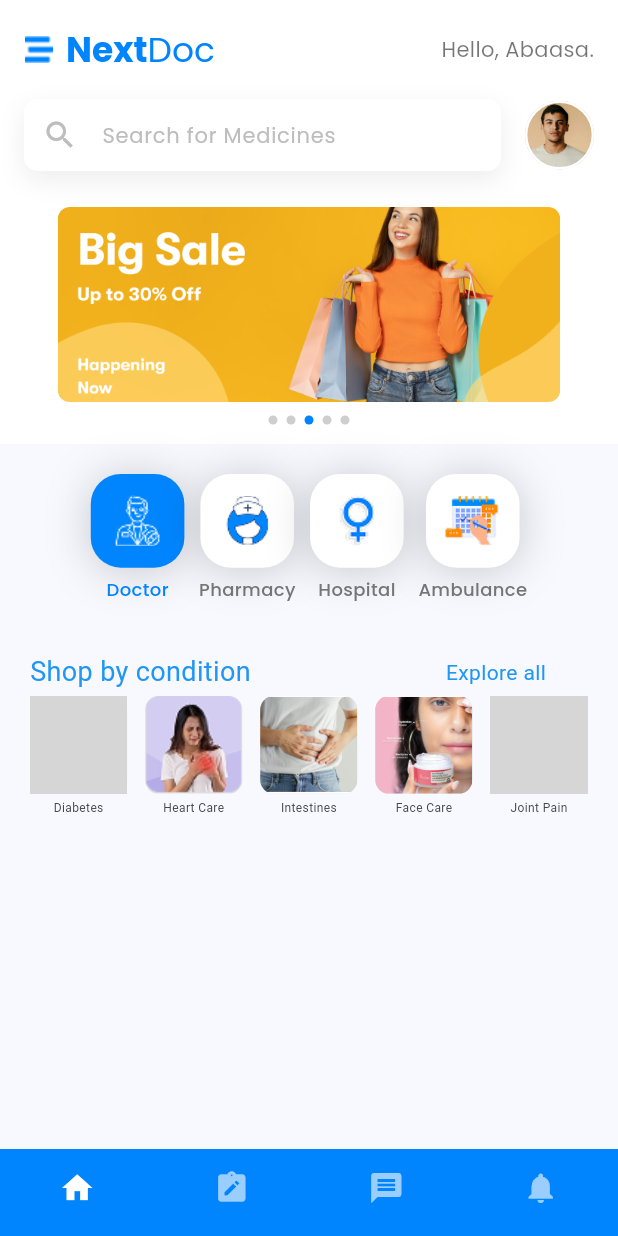
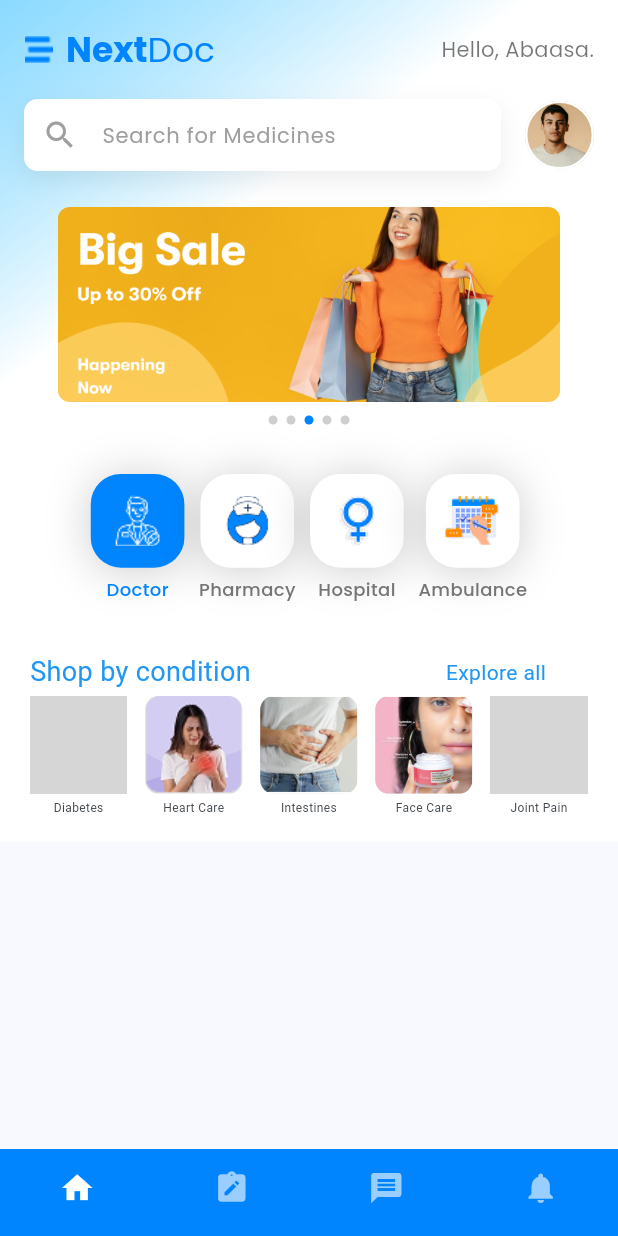
Before and after one commit to Kyomuhe/flutter_project, a Flutter app: the screen it shows after launch, on a phone screen of 412 x 824 dp. Run offline on Flutter 3.47's test engine with Material 3 defaults, Android fonts, the light colour scheme and no system bars; grey boxes are pictures that could not be loaded.

Commit message:
fixed issues

```diff
--- a/lib/Pages/home_page.dart
+++ b/lib/Pages/home_page.dart
@@ -21,7 +21,6 @@ class _HomePageState extends State<HomePage> {
 
   @override
   Widget build(BuildContext context) {
-    // Correct image paths with file extensions
     final List<String> bannerImages = [
       'assets/swipper1.png',
       'assets/swipper1.png',
@@ -31,21 +30,31 @@ class _HomePageState extends State<HomePage> {
     ];
 
     return Scaffold(
-      body: SafeArea(
+      body: Container(
+        decoration: const BoxDecoration(
+          gradient: LinearGradient(
+            begin: Alignment.topLeft,
+            end: Alignment.bottomRight,
+            colors: [
+              Color(0xB861CEFF), // bluish with opacity
+              Colors.white,      // transition to white
+              Colors.white,      // solid white
+            ],
+            stops: [0.0, 0.3, 1.0],
+          ),
+        ),
+        child: SafeArea(
           child: SingleChildScrollView(
             child: Column(
               children: [
-              // Custom app bar/header section
+                // App bar / header
                 Container(
                   padding: const EdgeInsets.only(top: 16, left: 16, right: 16, bottom: 8),
-                color: Colors.white,
                   child: Column(
                     children: [
-                    // First row: Logo and greeting
                       Row(
                         mainAxisAlignment: MainAxisAlignment.spaceBetween,
                         children: [
-                        // Logo
                           Row(
                             children: [
                               Image.asset(
@@ -79,22 +88,17 @@ class _HomePageState extends State<HomePage> {
                               ),
                             ],
                           ),
-                        // Greeting text
                           const Text(
                             "Hello, Abaasa.",
                             style: TextStyle(
                               fontFamily: 'Poppins',
                               color: Colors.black54,
                               fontSize: 14,
-                            fontWeight: FontWeight.normal,
                             ),
                           ),
                         ],
                       ),
-
                       const SizedBox(height: 16),
-
-                    // Second row: Search field and profile
                       Row(
                         children: [
                           Expanded(
@@ -102,9 +106,9 @@ class _HomePageState extends State<HomePage> {
                               decoration: BoxDecoration(
                                 borderRadius: BorderRadius.circular(9),
                                 color: Colors.white,
-                              boxShadow: [
+                                boxShadow: const [
                                   BoxShadow(
-                                  color: Color(0x12000000), // #00000012 - shadow with 12% opacity
+                                    color: Color(0x12000000),
                                     offset: Offset(0, 6),
                                     blurRadius: 14,
                                   ),
@@ -115,19 +119,17 @@ class _HomePageState extends State<HomePage> {
                                   hintText: "Search for Medicines",
                                   hintStyle: TextStyle(
                                     fontFamily: 'Poppins',
-                                      color: Colors.grey[400],
+                                    color: Colors.grey,
                                     fontSize: 14,
                                   ),
-                                      prefixIcon: Icon(Icons.search, color: Colors.grey[400]),
+                                  prefixIcon: Icon(Icons.search, color: Colors.grey),
                                   border: InputBorder.none,
                                   contentPadding: const EdgeInsets.symmetric(vertical: 12, horizontal: 16),
                                 ),
                               ),
                             ),
                           ),
-
                           const SizedBox(width: 16),
-                        // Profile avatar
                           Container(
                             width: 46,
                             height: 46,
@@ -142,12 +144,10 @@ Container(
                                 fit: BoxFit.cover,
                               ),
                             ),
-),                      ],
                           ),
-
+                        ],
+                      ),
                       const SizedBox(height: 24),
-
-                    // Image Swiper
                       Padding(
                         padding: const EdgeInsets.only(left: 4, right: 4),
                         child: ImageSwiper(
@@ -159,20 +159,15 @@ Container(
                     ],
                   ),
                 ),
-
-              // Category icons section
                 const Padding(
                   padding: EdgeInsets.only(top: 20, left: 40, right: 40),
                   child: CategoryIcons(),
                 ),
                 const SizedBox(height: 24),
-
-              // ShopByConditionComponent
                 const ShopByConditionComponent(),
-
-              // Add some bottom padding to prevent overflow with bottom navigation
                 const SizedBox(height: 16),
               ],
+            ),
           ),
         ),
       ),
```
Also changed, not shown: pubspec.lock. Lines whose indentation alone changed are shown as unchanged.
